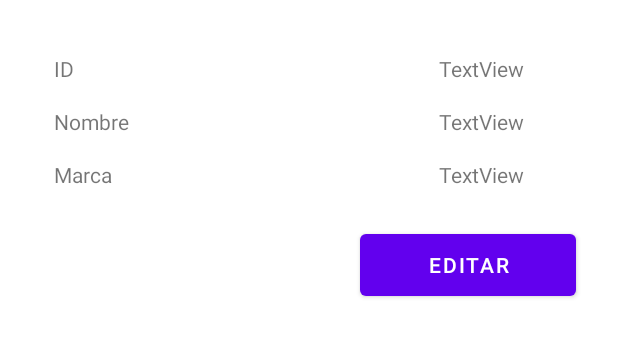
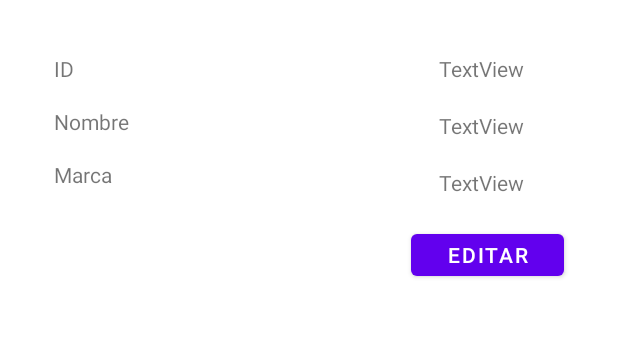
Before and after one commit to JuanFcoR/AndroidCrud, an Android app: the layout cervezas_row.xml on its own in the app's theme, with its tools: preview values and no code run, on a phone screen of 412 x 824 dp. Shown: the top 337 px of the screen. Run offline under Robolectric (Android 15) with nearby library versions, the phone set to English and light mode, and no system bars.

```diff
--- a/app/src/main/AndroidManifest.xml
+++ b/app/src/main/AndroidManifest.xml
@@ -13,7 +13,9 @@
         android:supportsRtl="true"
         android:theme="@style/Theme.AndroidCrud"
         android:usesCleartextTraffic="true">
-        <activity android:name=".ListarActivity"></activity>
+        <activity android:name=".ListarActivity"
+            android:parentActivityName=".MainActivity">
+            ></activity>
         <activity android:name=".MainActivity">
             <intent-filter>
                 <action android:name="android.intent.action.MAIN" />
--- a/app/src/main/java/com/example/androidcrud/Interfaces/MyApiService.java
+++ b/app/src/main/java/com/example/androidcrud/Interfaces/MyApiService.java
@@ -27,7 +27,7 @@ public interface MyApiService {
     @PUT("api/Cerveza")
     public Call<respuesta> edit(@Body cerveza cerv);
 
-    @DELETE("api/Cerveza")
+    @DELETE("api/Cerveza/{Id}")
     public Call<respuesta> delete(@Path("Id") String Id);
 
 
--- a/app/src/main/java/com/example/androidcrud/ListarActivity.java
+++ b/app/src/main/java/com/example/androidcrud/ListarActivity.java
@@ -33,9 +33,11 @@ public class ListarActivity extends AppCompatActivity implements Callback<respue
     protected void onCreate(Bundle savedInstanceState) {
         super.onCreate(savedInstanceState);
         setContentView(R.layout.activity_listar);
+        getSupportActionBar().setDisplayHomeAsUpEnabled(true);
         iniciarControles();
         Call<respuesta> Lista = MyApiAdapter.getApiService().getCervezas();
         Lista.enqueue(this);
+
 
     }
     private void iniciarControles()
--- a/app/src/main/java/com/example/androidcrud/Models/CervezaAdapter.java
+++ b/app/src/main/java/com/example/androidcrud/Models/CervezaAdapter.java
@@ -27,7 +27,6 @@ public class CervezaAdapter extends RecyclerView.Adapter<CervezaAdapter.CervezaV
             cerveza cerv = new cerveza();
             cerv.setNombre("temp");
             cerv.setMarca("temp");
-
             Lista.add(cerv);
         }
 
@@ -93,6 +92,7 @@ public class CervezaAdapter extends RecyclerView.Adapter<CervezaAdapter.CervezaV
             btAEditar = (Button)itemView.findViewById(R.id.btAEditar);
 
             context =itemView.getContext();
+
         }
 
         private void bindCerveza(cerveza cerveza) {
@@ -109,9 +109,6 @@ public class CervezaAdapter extends RecyclerView.Adapter<CervezaAdapter.CervezaV
         public void onClick(View v) {
             Intent intent = new Intent(context, MainActivity.class);
             intent.putExtra("valorId",Integer.parseInt(tvId.getText().toString()));
-            int accion=0;
-
-            intent.putExtra("accion",accion);
             context.startActivity(intent);
         }
     }
--- a/app/src/main/res/layout/cervezas_row.xml
+++ b/app/src/main/res/layout/cervezas_row.xml
@@ -25,10 +25,11 @@
         android:id="@+id/txtVMarca"
         android:layout_width="wrap_content"
         android:layout_height="wrap_content"
-        android:layout_marginTop="16dp"
         android:layout_marginEnd="36dp"
         android:layout_marginRight="36dp"
+        android:layout_marginBottom="16dp"
         android:text="TextView"
+        app:layout_constraintBottom_toTopOf="@+id/btAEditar"
         app:layout_constraintEnd_toEndOf="parent"
         app:layout_constraintHorizontal_bias="0.892"
         app:layout_constraintStart_toEndOf="@+id/textView2"
@@ -49,7 +50,7 @@
         app:layout_constraintHorizontal_bias="0.886"
         app:layout_constraintStart_toEndOf="@+id/textView"
         app:layout_constraintTop_toBottomOf="@+id/tvId"
-        app:layout_constraintVertical_bias="1.0" />
+        app:layout_constraintVertical_bias="0.0" />
 
     <TextView
         android:id="@+id/textView"
@@ -88,14 +89,15 @@
 
     <Button
         android:id="@+id/btAEditar"
-        android:layout_width="144dp"
-        android:layout_height="53dp"
-        android:layout_marginStart="240dp"
-        android:layout_marginLeft="240dp"
+        android:layout_width="102dp"
+        android:layout_height="40dp"
         android:layout_marginTop="24dp"
+        android:layout_marginEnd="36dp"
+        android:layout_marginRight="36dp"
+        android:layout_marginBottom="16dp"
         android:text="@string/editar"
         app:layout_constraintBottom_toBottomOf="parent"
-        app:layout_constraintStart_toStartOf="parent"
+        app:layout_constraintEnd_toEndOf="parent"
         app:layout_constraintTop_toBottomOf="@+id/textView2"
         app:layout_constraintVertical_bias="0.0" />
 
```
Also changed, not shown: app/src/main/java/com/example/androidcrud/MainActivity.java (+41 -26 lines).
